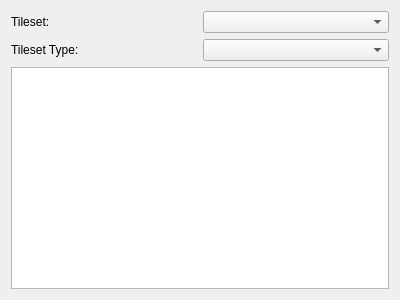
Old version of the form src/ui/TilesetDockWidget.ui in the repository Emdek/wz-map-editor.
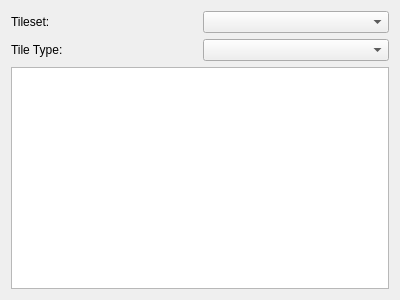
New version of the form.

Commit message: Add preferences manager (currently allows only to set textures path), also define some data structures for map information and tilesets

The edit to the form file:
```diff
--- a/src/ui/TilesetDockWidget.ui
+++ b/src/ui/TilesetDockWidget.ui
@@ -35,7 +35,7 @@
      <item row="1" column="0">
       <widget class="QLabel" name="tilesetTypeLabel">
        <property name="text">
-        <string>Tileset Type:</string>
+        <string>Tile Type:</string>
        </property>
        <property name="buddy">
         <cstring>tilesetTypeComboBox</cstring>
```
Left out of the diff: 24 changed lines with no effect on the pictures. The commit also changes 21 other files.
